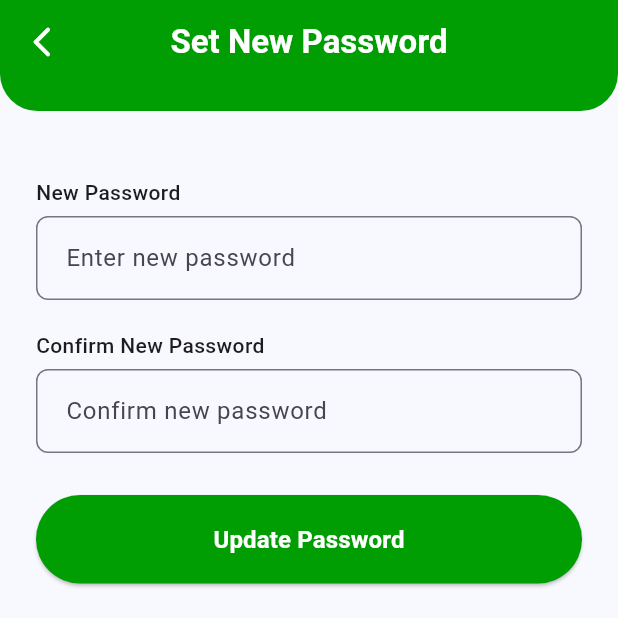
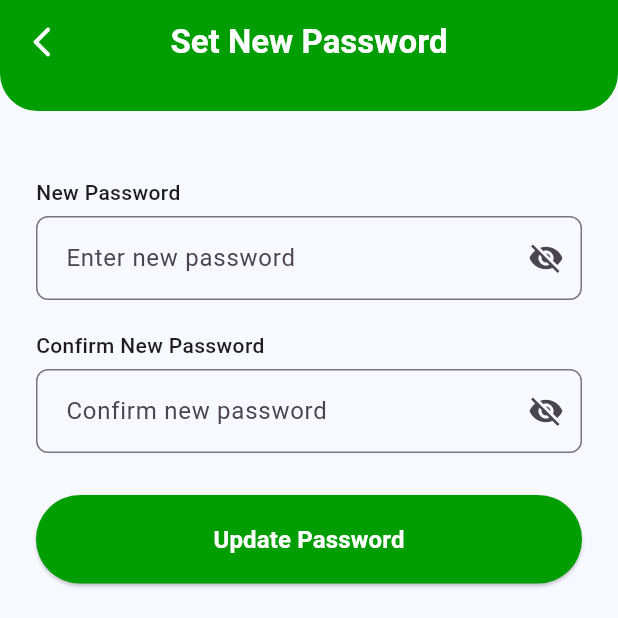
Before and after one commit to MoodCheck-Vitero/MoodCheck, a Flutter app: the NewPasswordScreen screen opened directly, on a phone screen of 412 x 824 dp, the top half of it. Run offline on Flutter 3.47's test engine with Material 3 defaults, Android fonts, the light colour scheme and no system bars; our stand-ins replace supabase_flutter; accounts and stored records are empty.

Commit message:
Update new_password.dart

```diff
--- a/lib/screens/new_password.dart
+++ b/lib/screens/new_password.dart
@@ -1,15 +1,30 @@
 import 'package:flutter/material.dart';
 
-class NewPasswordScreen extends StatelessWidget {
+class NewPasswordScreen extends StatefulWidget {
   const NewPasswordScreen({super.key});
 
-  InputDecoration _inputDecoration(String hint) {
+  @override
+  State<NewPasswordScreen> createState() => _NewPasswordScreenState();
+}
+
+class _NewPasswordScreenState extends State<NewPasswordScreen> {
+  final TextEditingController newPasswordController = TextEditingController();
+  final TextEditingController confirmPasswordController = TextEditingController();
+
+  bool _obscureNewPassword = true;
+  bool _obscureConfirmPassword = true;
+
+  InputDecoration _inputDecoration(String hint, {required bool obscure, required VoidCallback toggle}) {
     return InputDecoration(
       hintText: hint,
       border: OutlineInputBorder(
         borderRadius: BorderRadius.circular(8),
       ),
       contentPadding: const EdgeInsets.symmetric(horizontal: 16, vertical: 16),
+      suffixIcon: IconButton(
+        icon: Icon(obscure ? Icons.visibility_off : Icons.visibility),
+        onPressed: toggle,
+      ),
     );
   }
 
@@ -24,11 +39,6 @@ class NewPasswordScreen extends StatelessWidget {
       ),
     );
   }
-
-  @override
-  Widget build(BuildContext context) {
-    final TextEditingController newPasswordController = TextEditingController();
-    final TextEditingController confirmPasswordController = TextEditingController();
 
   Future<void> _handleSubmit() async {
     final newPassword = newPasswordController.text.trim();
@@ -53,6 +63,8 @@ class NewPasswordScreen extends StatelessWidget {
     }
   }
 
+  @override
+  Widget build(BuildContext context) {
     return Scaffold(
       backgroundColor: const Color(0xFFF8F8FF),
       appBar: AppBar(
@@ -85,8 +97,16 @@ class NewPasswordScreen extends StatelessWidget {
             const SizedBox(height: 6),
             TextField(
               controller: newPasswordController,
-              obscureText: true,
-              decoration: _inputDecoration("Enter new password"),
+              obscureText: _obscureNewPassword,
+              decoration: _inputDecoration(
+                "Enter new password",
+                obscure: _obscureNewPassword,
+                toggle: () {
+                  setState(() {
+                    _obscureNewPassword = !_obscureNewPassword;
+                  });
+                },
+              ),
             ),
 
             const SizedBox(height: 20),
@@ -95,8 +115,16 @@ class NewPasswordScreen extends StatelessWidget {
             const SizedBox(height: 6),
             TextField(
               controller: confirmPasswordController,
-              obscureText: true,
-              decoration: _inputDecoration("Confirm new password"),
+              obscureText: _obscureConfirmPassword,
+              decoration: _inputDecoration(
+                "Confirm new password",
+                obscure: _obscureConfirmPassword,
+                toggle: () {
+                  setState(() {
+                    _obscureConfirmPassword = !_obscureConfirmPassword;
+                  });
+                },
+              ),
             ),
 
             const SizedBox(height: 28),
```
Lines whose indentation alone changed are shown as unchanged.
